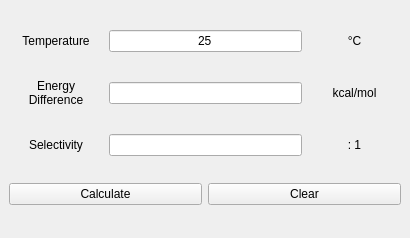
Above: gui/SelectivityCalculator.ui from BaikgrpKAIST/Midas before the change. Below: the same form after it.
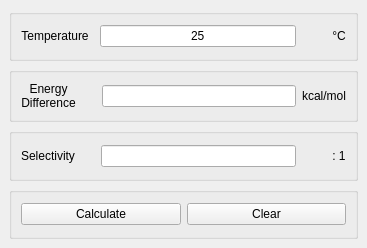
That is the form after the change.

Diff of the .ui file:
```diff
--- a/gui/SelectivityCalculator.ui
+++ b/gui/SelectivityCalculator.ui
@@ -6,23 +6,45 @@
    <rect>
     <x>0</x>
     <y>0</y>
-    <width>410</width>
-    <height>238</height>
+    <width>367</width>
+    <height>248</height>
    </rect>
   </property>
   <property name="windowTitle">
    <string>Selectivity Calculator</string>
   </property>
   <widget class="QWidget" name="centralwidget">
-   <layout class="QGridLayout" name="gridLayout">
-    <item row="0" column="0">
+   <layout class="QVBoxLayout" name="verticalLayout">
+    <item>
+     <widget class="QGroupBox" name="groupBox_2">
+      <property name="title">
+       <string/>
+      </property>
+      <layout class="QHBoxLayout" name="horizontalLayout">
+       <item>
      <widget class="QLabel" name="label">
       <property name="text">
        <string>&lt;html&gt;&lt;head/&gt;&lt;body&gt;&lt;p align=&quot;center&quot;&gt;Temperature&lt;/p&gt;&lt;/body&gt;&lt;/html&gt;</string>
       </property>
      </widget>
     </item>
-    <item row="0" column="1" colspan="2">
+       <item>
+        <spacer name="horizontalSpacer">
+         <property name="orientation">
+          <enum>Qt::Horizontal</enum>
+         </property>
+         <property name="sizeType">
+          <enum>QSizePolicy::Fixed</enum>
+         </property>
+         <property name="sizeHint" stdset="0">
+          <size>
+           <width>5</width>
+           <height>20</height>
+          </size>
+         </property>
+        </spacer>
+       </item>
+       <item>
      <widget class="QLineEdit" name="txtTemperature">
       <property name="text">
        <string>25</string>
@@ -32,67 +54,161 @@
       </property>
      </widget>
     </item>
-    <item row="0" column="3">
+       <item>
+        <spacer name="horizontalSpacer_5">
+         <property name="orientation">
+          <enum>Qt::Horizontal</enum>
+         </property>
+         <property name="sizeType">
+          <enum>QSizePolicy::Fixed</enum>
+         </property>
+         <property name="sizeHint" stdset="0">
+          <size>
+           <width>30</width>
+           <height>20</height>
+          </size>
+         </property>
+        </spacer>
+       </item>
+       <item>
      <widget class="QLabel" name="label_4">
       <property name="text">
        <string>&lt;html&gt;&lt;head/&gt;&lt;body&gt;&lt;p align=&quot;center&quot;&gt;°C&lt;/p&gt;&lt;/body&gt;&lt;/html&gt;</string>
       </property>
      </widget>
     </item>
-    <item row="1" column="0">
+      </layout>
+     </widget>
+    </item>
+    <item>
+     <widget class="QGroupBox" name="groupBox_3">
+      <property name="title">
+       <string/>
+      </property>
+      <layout class="QHBoxLayout" name="horizontalLayout_2">
+       <item>
      <widget class="QLabel" name="label_2">
       <property name="text">
        <string>&lt;html&gt;&lt;head/&gt;&lt;body&gt;&lt;p align=&quot;center&quot;&gt;Energy&lt;br/&gt;Difference&lt;/p&gt;&lt;/body&gt;&lt;/html&gt;</string>
       </property>
      </widget>
     </item>
-    <item row="1" column="1" colspan="2">
+       <item>
+        <spacer name="horizontalSpacer_2">
+         <property name="orientation">
+          <enum>Qt::Horizontal</enum>
+         </property>
+         <property name="sizeType">
+          <enum>QSizePolicy::Fixed</enum>
+         </property>
+         <property name="sizeHint" stdset="0">
+          <size>
+           <width>20</width>
+           <height>20</height>
+          </size>
+         </property>
+        </spacer>
+       </item>
+       <item>
      <widget class="QLineEdit" name="txtEnergy">
       <property name="alignment">
        <set>Qt::AlignCenter</set>
       </property>
      </widget>
     </item>
-    <item row="1" column="3">
+       <item>
      <widget class="QLabel" name="label_5">
       <property name="text">
        <string>&lt;html&gt;&lt;head/&gt;&lt;body&gt;&lt;p align=&quot;center&quot;&gt;kcal/mol&lt;/p&gt;&lt;/body&gt;&lt;/html&gt;</string>
       </property>
      </widget>
     </item>
-    <item row="2" column="0">
+      </layout>
+     </widget>
+    </item>
+    <item>
+     <widget class="QGroupBox" name="groupBox_4">
+      <property name="title">
+       <string/>
+      </property>
+      <layout class="QHBoxLayout" name="horizontalLayout_3">
+       <item>
      <widget class="QLabel" name="label_3">
       <property name="text">
        <string>&lt;html&gt;&lt;head/&gt;&lt;body&gt;&lt;p align=&quot;center&quot;&gt;Selectivity&lt;/p&gt;&lt;/body&gt;&lt;/html&gt;</string>
       </property>
      </widget>
     </item>
-    <item row="2" column="1" colspan="2">
+       <item>
+        <spacer name="horizontalSpacer_3">
+         <property name="orientation">
+          <enum>Qt::Horizontal</enum>
+         </property>
+         <property name="sizeType">
+          <enum>QSizePolicy::Fixed</enum>
+         </property>
+         <property name="sizeHint" stdset="0">
+          <size>
+           <width>20</width>
+           <height>20</height>
+          </size>
+         </property>
+        </spacer>
+       </item>
+       <item>
      <widget class="QLineEdit" name="txtSelectivity">
       <property name="alignment">
        <set>Qt::AlignCenter</set>
       </property>
      </widget>
     </item>
-    <item row="2" column="3">
+       <item>
+        <spacer name="horizontalSpacer_4">
+         <property name="orientation">
+          <enum>Qt::Horizontal</enum>
+         </property>
+         <property name="sizeType">
+          <enum>QSizePolicy::Fixed</enum>
+         </property>
+         <property name="sizeHint" stdset="0">
+          <size>
+           <width>30</width>
+           <height>20</height>
+          </size>
+         </property>
+        </spacer>
+       </item>
+       <item>
      <widget class="QLabel" name="label_6">
       <property name="text">
        <string>&lt;html&gt;&lt;head/&gt;&lt;body&gt;&lt;p align=&quot;center&quot;&gt;:   1&lt;/p&gt;&lt;/body&gt;&lt;/html&gt;</string>
       </property>
      </widget>
     </item>
-    <item row="3" column="0" colspan="2">
+      </layout>
+     </widget>
+    </item>
+    <item>
+     <widget class="QGroupBox" name="groupBox">
+      <property name="title">
+       <string/>
+      </property>
+      <layout class="QHBoxLayout" name="horizontalLayout_4">
+       <item>
      <widget class="QPushButton" name="btnCalculate">
       <property name="text">
        <string>Calculate</string>
       </property>
      </widget>
     </item>
-    <item row="3" column="2" colspan="2">
+       <item>
      <widget class="QPushButton" name="btnClear">
       <property name="text">
        <string>Clear</string>
       </property>
+        </widget>
+       </item>
+      </layout>
      </widget>
     </item>
    </layout>
```
Lines whose indentation alone changed are shown as unchanged.
